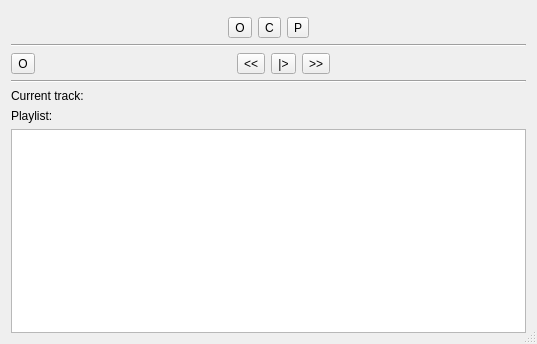
Before: the Qt Designer form libraries/mvp-player-qtgui/src/mvp-player-qtgui/ui/MVPPlayerDialog.ui in edubois/mvp-player, drawn with Qt 5.
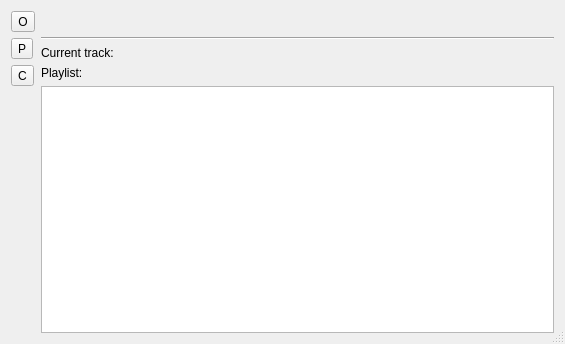
After: the same form once the commit is applied. Icons and pictures are not drawn.

Commit message:
mvpplayer-qt: refactored the way player buttons are handled.
* Added some xml descriptors for buttons (skinnable)
* Improved genericity

What changed in the file:
```diff
--- a/libraries/mvp-player-qtgui/src/mvp-player-qtgui/ui/MVPPlayerDialog.ui
+++ b/libraries/mvp-player-qtgui/src/mvp-player-qtgui/ui/MVPPlayerDialog.ui
@@ -6,7 +6,7 @@
    <rect>
     <x>0</x>
     <y>0</y>
-    <width>537</width>
+    <width>565</width>
     <height>344</height>
    </rect>
   </property>
@@ -19,40 +19,9 @@
   <property name="modal">
    <bool>true</bool>
   </property>
-  <layout class="QHBoxLayout" name="horizontalLayout_4">
-   <item>
-    <layout class="QVBoxLayout" name="verticalLayout_2">
-     <property name="topMargin">
-      <number>0</number>
-     </property>
-     <item>
-      <widget class="QFrame" name="frameImage">
-       <property name="frameShape">
-        <enum>QFrame::Panel</enum>
-       </property>
-       <property name="frameShadow">
-        <enum>QFrame::Raised</enum>
-       </property>
-      </widget>
-     </item>
-     <item>
       <layout class="QHBoxLayout" name="horizontalLayout_3">
-       <property name="topMargin">
-        <number>0</number>
-       </property>
        <item>
-        <spacer name="horizontalSpacer_2">
-         <property name="orientation">
-          <enum>Qt::Horizontal</enum>
-         </property>
-         <property name="sizeHint" stdset="0">
-          <size>
-           <width>40</width>
-           <height>20</height>
-          </size>
-         </property>
-        </spacer>
-       </item>
+    <layout class="QVBoxLayout" name="verticalLayout_3">
        <item>
         <widget class="QToolButton" name="btnOpen">
          <property name="text">
@@ -70,6 +39,23 @@
          </property>
         </widget>
        </item>
+     <item>
+      <widget class="QToolButton" name="btnSettings">
+       <property name="text">
+        <string>P</string>
+       </property>
+       <property name="icon">
+        <iconset resource="../resources/mvpplayer.qrc">
+         <normaloff>:/mvpplayer/toolbar/applications-settings.png</normaloff>:/mvpplayer/toolbar/applications-settings.png</iconset>
+       </property>
+       <property name="iconSize">
+        <size>
+         <width>32</width>
+         <height>32</height>
+        </size>
+       </property>
+      </widget>
+     </item>
        <item>
         <widget class="QToolButton" name="btnServer">
          <property name="text">
@@ -91,31 +77,14 @@
         </widget>
        </item>
        <item>
-        <widget class="QToolButton" name="btnSettings">
-         <property name="text">
-          <string>P</string>
-         </property>
-         <property name="icon">
-          <iconset resource="../resources/mvpplayer.qrc">
-           <normaloff>:/mvpplayer/toolbar/applications-settings.png</normaloff>:/mvpplayer/toolbar/applications-settings.png</iconset>
-         </property>
-         <property name="iconSize">
-          <size>
-           <width>32</width>
-           <height>32</height>
-          </size>
-         </property>
-        </widget>
-       </item>
-       <item>
-        <spacer name="horizontalSpacer">
+      <spacer name="verticalSpacer">
          <property name="orientation">
-          <enum>Qt::Horizontal</enum>
+        <enum>Qt::Vertical</enum>
          </property>
          <property name="sizeHint" stdset="0">
           <size>
-           <width>40</width>
-           <height>20</height>
+         <width>20</width>
+         <height>40</height>
           </size>
          </property>
         </spacer>
@@ -123,34 +92,22 @@
       </layout>
      </item>
      <item>
-      <widget class="Line" name="line">
-       <property name="orientation">
-        <enum>Qt::Horizontal</enum>
+    <layout class="QVBoxLayout" name="verticalLayout_2">
+     <property name="topMargin">
+      <number>0</number>
+     </property>
+     <item>
+      <widget class="QFrame" name="frameImage">
+       <property name="frameShape">
+        <enum>QFrame::Panel</enum>
+       </property>
+       <property name="frameShadow">
+        <enum>QFrame::Raised</enum>
        </property>
       </widget>
      </item>
      <item>
       <layout class="QHBoxLayout" name="horizontalLayout">
-       <item>
-        <widget class="QToolButton" name="btnRecord">
-         <property name="toolTip">
-          <string>Record from input device</string>
-         </property>
-         <property name="text">
-          <string>O</string>
-         </property>
-         <property name="icon">
-          <iconset resource="../resources/mvpplayer.qrc">
-           <normaloff>:/mvpplayer/action/record.png</normaloff>:/mvpplayer/action/record.png</iconset>
-         </property>
-         <property name="iconSize">
-          <size>
-           <width>32</width>
-           <height>32</height>
-          </size>
-         </property>
-        </widget>
-       </item>
        <item>
         <spacer name="horizontalSpacer_3">
          <property name="orientation">
@@ -165,58 +122,7 @@
         </spacer>
        </item>
        <item>
-        <widget class="QToolButton" name="btnPrevious">
-         <property name="text">
-          <string>&lt;&lt;</string>
-         </property>
-         <property name="icon">
-          <iconset resource="../resources/mvpplayer.qrc">
-           <normaloff>:/mvpplayer/action/backward.png</normaloff>:/mvpplayer/action/backward.png</iconset>
-         </property>
-         <property name="iconSize">
-          <size>
-           <width>32</width>
-           <height>32</height>
-          </size>
-         </property>
-        </widget>
-       </item>
-       <item>
-        <widget class="QToolButton" name="btnPlayStop">
-         <property name="text">
-          <string>|&gt;</string>
-         </property>
-         <property name="icon">
-          <iconset resource="../resources/mvpplayer.qrc">
-           <normaloff>:/mvpplayer/action/play.png</normaloff>:/mvpplayer/action/play.png</iconset>
-         </property>
-         <property name="iconSize">
-          <size>
-           <width>32</width>
-           <height>32</height>
-          </size>
-         </property>
-        </widget>
-       </item>
-       <item>
-        <widget class="QToolButton" name="btnNext">
-         <property name="text">
-          <string>&gt;&gt;</string>
-         </property>
-         <property name="icon">
-          <iconset resource="../resources/mvpplayer.qrc">
-           <normaloff>:/mvpplayer/action/forward.png</normaloff>:/mvpplayer/action/forward.png</iconset>
-         </property>
-         <property name="iconSize">
-          <size>
-           <width>32</width>
-           <height>32</height>
-          </size>
-         </property>
-         <property name="popupMode">
-          <enum>QToolButton::DelayedPopup</enum>
-         </property>
-        </widget>
+        <layout class="QHBoxLayout" name="layoutButtonsBar"/>
        </item>
        <item>
         <spacer name="horizontalSpacer_4">
```
Left out of the diff: 6 changed lines with no effect on the pictures. Lines whose indentation alone changed are shown as unchanged. The commit also changes 14 other files.
